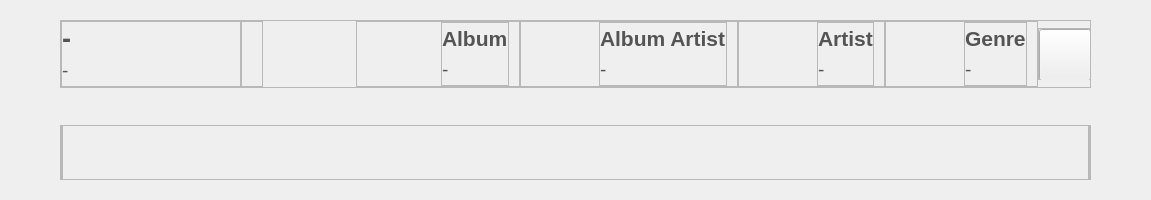
Above: CaX/widget/formTop/infohome.ui from fsest4u/CaX_03 before the change. Below: the same form after it.
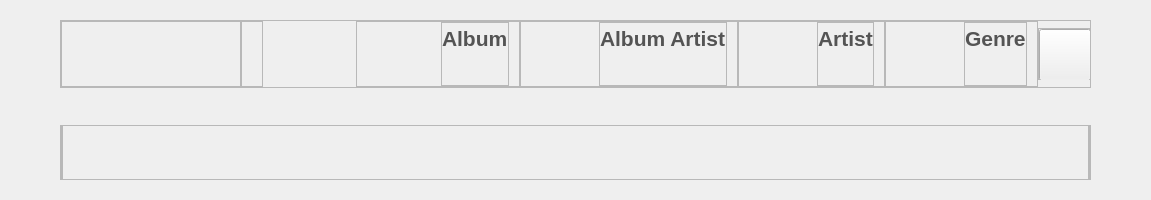
That is the form after the change. Icons and pictures are not drawn. Custom widgets are drawn as their Qt base class.

What changed in the file:
```diff
--- a/CaX/widget/formTop/infohome.ui
+++ b/CaX/widget/formTop/infohome.ui
@@ -134,7 +134,7 @@
             <string notr="true"/>
            </property>
            <property name="text">
-            <string>-</string>
+            <string> </string>
            </property>
           </widget>
          </item>
@@ -147,7 +147,7 @@
             </font>
            </property>
            <property name="text">
-            <string>-</string>
+            <string> </string>
            </property>
           </widget>
          </item>
@@ -329,7 +329,7 @@
                </font>
               </property>
               <property name="text">
-               <string>-</string>
+               <string> </string>
               </property>
              </widget>
             </item>
@@ -465,7 +465,7 @@
                </font>
               </property>
               <property name="text">
-               <string>-</string>
+               <string> </string>
               </property>
              </widget>
             </item>
@@ -601,7 +601,7 @@
                </font>
               </property>
               <property name="text">
-               <string>-</string>
+               <string> </string>
               </property>
              </widget>
             </item>
@@ -740,7 +740,7 @@
                </font>
               </property>
               <property name="text">
-               <string>-</string>
+               <string> </string>
               </property>
              </widget>
             </item>
```
